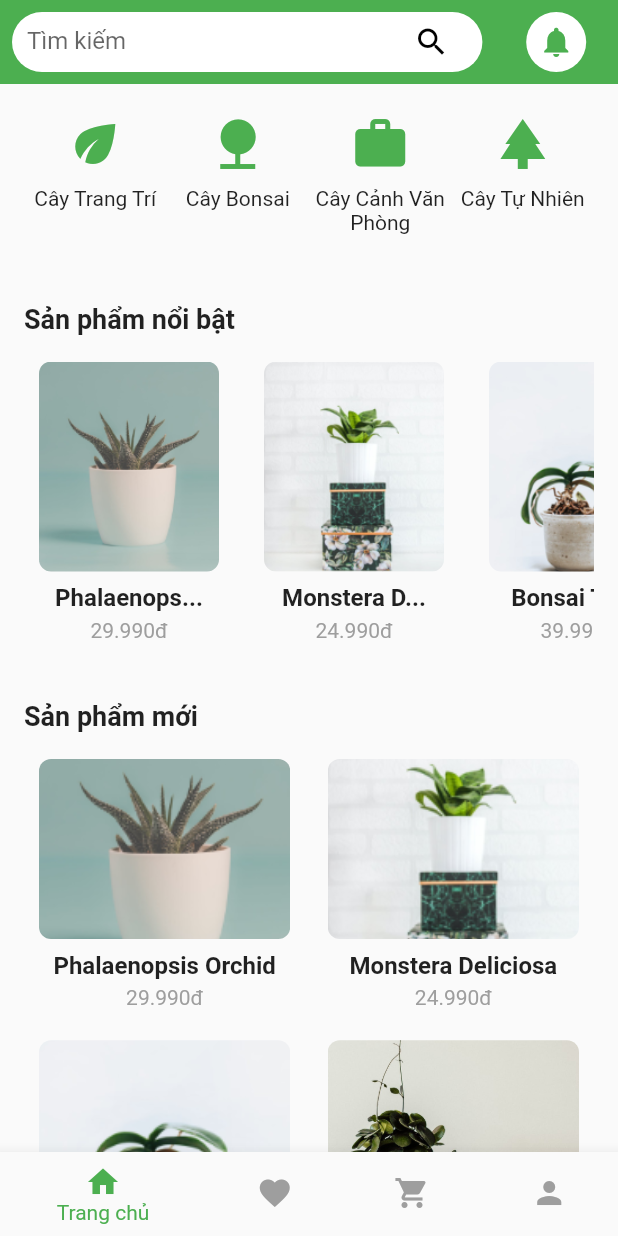
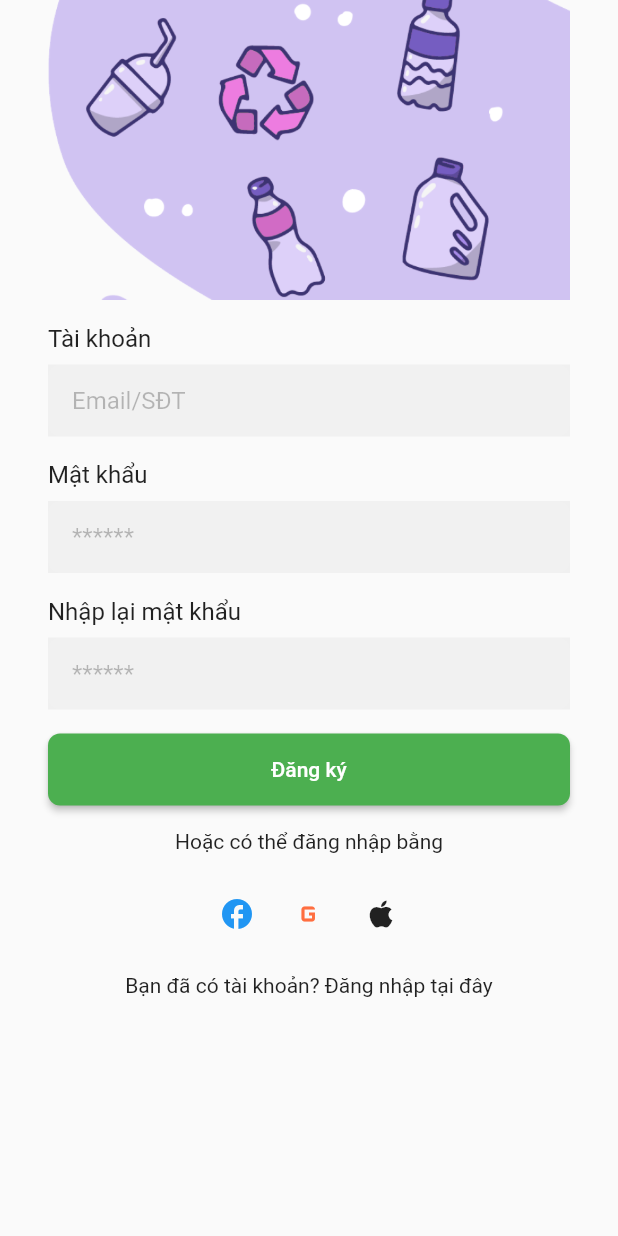
Before and after one commit to duyduoc03/plant_app, a Flutter app: the screen it shows after launch, on a phone screen of 412 x 824 dp. Run offline on Flutter 3.47's test engine with Material 2 defaults, Android fonts, the phone set to English and light mode, and no system bars; our stand-ins replace flutter_svg.

Commit message:
Thuương commit

```diff
--- a/lib/main.dart
+++ b/lib/main.dart
@@ -1,4 +1,6 @@
 import 'package:flutter/material.dart';
+import 'package:plant_app/screens/login/login_screen.dart';
+import 'package:plant_app/screens/register/register_screen.dart';
 import 'screens/home_page.dart';
 
 
@@ -15,7 +17,7 @@ class PlantShop extends StatelessWidget {
         primarySwatch: Colors.green,
         fontFamily: 'Roboto',
       ),
-      home: HomePage(),
+      home: RegisterScreen(),
     );
   }
 }
--- a/lib/screens/home/components/featured_section.dart
+++ b/lib/screens/home/components/featured_section.dart
@@ -25,7 +25,7 @@ class FeaturedSection extends StatelessWidget {
               return SizedBox(
                 width: 150.0, // Đặt kích thước chiều rộng cho hình ảnh
                 child: FearuredItem(
-                  plant.imageUrl,
+                  plant.thumbnail,
                   plant.name,
                   '${plant.price.toStringAsFixed(3)}đ',
                 ),
--- a/lib/screens/home/components/new_arrivals.dart
+++ b/lib/screens/home/components/new_arrivals.dart
@@ -24,7 +24,7 @@ class NewArrivalsSection extends StatelessWidget {
           itemCount: demoPlants.length,
           itemBuilder: (BuildContext context, int index) {
             var plant = demoPlants[index];
-            return ArrivalsItem(plant.imageUrl, plant.name, '${plant.price.toStringAsFixed(3)}đ');
+            return ArrivalsItem(plant.thumbnail, plant.name, '${plant.price.toStringAsFixed(3)}đ');
           },
         ),
       ],
--- /dev/null
+++ b/lib/screens/register/register_screen.dart
@@ -0,0 +1,155 @@
+import 'package:flutter/material.dart';
+
+class RegisterScreen extends StatelessWidget {
+  @override
+  Widget build(BuildContext context) {
+    return Scaffold(
+      body: Container(
+        padding: EdgeInsets.symmetric(horizontal: 32),
+        child: Column(
+          crossAxisAlignment: CrossAxisAlignment.start,
+          children: [
+            Container(
+              height: 200,
+              decoration: BoxDecoration(
+                image: DecorationImage(
+                  image: AssetImage("assets/images/login.png"),
+                  fit: BoxFit.cover,
+                ),
+              ),
+            ),
+            SizedBox(height: 16),
+            Text(
+              'Tài khoản',
+              style: TextStyle(
+                fontSize: 16,
+                fontWeight: FontWeight.normal,
+              ),
+            ),
+            SizedBox(height: 8),
+            Container(
+              decoration: BoxDecoration(
+                borderRadius: BorderRadius.circular(8),
+                color: Colors.white12, // Đặt màu nền thành màu đen
+              ),
+              child: TextFormField(
+                style: TextStyle(color: Colors.white),
+                decoration: InputDecoration(
+                  hintText: 'Email/SĐT',
+                  contentPadding: EdgeInsets.symmetric(horizontal: 16),
+                  border: InputBorder.none,
+                  hintStyle: TextStyle(color: Colors.black26), // Đặt màu chữ gợi ý thành màu trắng
+                  filled: true, // Bật chế độ filled
+                ),
+              ),
+            ),
+            SizedBox(height: 16),
+            Text(
+              'Mật khẩu',
+              style: TextStyle(
+                fontSize: 16,
+                fontWeight: FontWeight.normal,
+              ),
+            ),
+            SizedBox(height: 8),
+            Container(
+              decoration: BoxDecoration(
+                borderRadius: BorderRadius.circular(8),
+                color: Colors.white12, // Đặt màu nền thành màu đen
+              ),
+              child: TextFormField(
+                style: TextStyle(color: Colors.white),
+                decoration: InputDecoration(
+                  hintText: '******',
+                  contentPadding: EdgeInsets.symmetric(horizontal: 16),
+                  border: InputBorder.none,
+                  hintStyle: TextStyle(color: Colors.black26), // Đặt màu chữ gợi ý thành màu trắng
+                  filled: true, // Bật chế độ filled
+                ),
+                obscureText: true,
+              ),
+            ),
+            SizedBox(height: 16),
+            Text(
+              'Nhập lại mật khẩu',
+              style: TextStyle(
+                fontSize: 16,
+                fontWeight: FontWeight.normal,
+              ),
+            ),
+            SizedBox(height: 8),
+            Container(
+              decoration: BoxDecoration(
+                borderRadius: BorderRadius.circular(8),
+                color: Colors.white12, // Đặt màu nền thành màu đen
+              ),
+              child: TextFormField(
+                style: TextStyle(color: Colors.white),
+                decoration: InputDecoration(
+                  hintText: '******',
+                  contentPadding: EdgeInsets.symmetric(horizontal: 16),
+                  border: InputBorder.none,
+                  hintStyle: TextStyle(color: Colors.black26), // Đặt màu chữ gợi ý thành màu trắng
+                  filled: true, // Bật chế độ filled
+                ),
+                obscureText: true,
+              ),
+            ),
+            SizedBox(height: 16),
+            Container(
+              width: double.infinity,
+              child: ElevatedButton(
+                onPressed: () {
+                  // TODO: Implement login logic
+                },
+                child: Text('Đăng ký'),
+                style: ElevatedButton.styleFrom(
+                  shape: RoundedRectangleBorder(
+                    borderRadius: BorderRadius.circular(8),
+                  ),
+                  padding: EdgeInsets.symmetric(vertical: 16),
+                ),
+              ),
+            ),
+            SizedBox(height: 16),
+            Align(
+              alignment: Alignment.center,
+              child: Text('Hoặc có thể đăng nhập bằng'),
+            ),
+            SizedBox(height: 16),
+            Row(
+              mainAxisAlignment: MainAxisAlignment.center,
+              children: [
+                IconButton(
+                  onPressed: () {
+                    // TODO: Implement Facebook login logic
+                  },
+                  icon: Icon(Icons.facebook),
+                  color: Colors.blue,
+                ),
+                IconButton(
+                  onPressed: () {
+                    // TODO: Implement Google login logic
+                  },
+                  icon: Icon(Icons.g_mobiledata_outlined),
+                  color: Colors.deepOrangeAccent,
+                ),
+                IconButton(
+                  onPressed: () {
+                    // TODO: Implement iOS login logic
+                  },
+                  icon: Icon(Icons.apple),
+                ),
+              ],
+            ),
+            SizedBox(height: 16),
+            Align(
+              alignment: Alignment.center,
+              child: Text('Bạn đã có tài khoản? Đăng nhập tại đây'),
+            ),
+          ],
+        ),
+      ),
+    );
+  }
+}
```
Also changed, not shown: lib/screens/login/login_screen.dart (added, +152 -0 lines), assets/images/login.png (added), assets/images/profile_users.webp (added).
